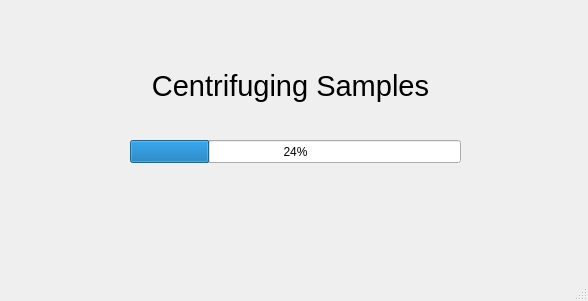
The window that frontend/ProgressWindow.ui (gbmecademic/Demo_Glove_Box) describes before a commit, drawn with Qt 5.
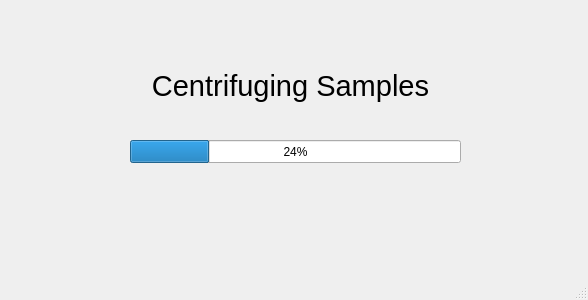
The same window after the commit.

Diff of the .ui file:
```diff
--- a/frontend/ProgressWindow.ui
+++ b/frontend/ProgressWindow.ui
@@ -7,7 +7,7 @@
     <x>0</x>
     <y>0</y>
     <width>588</width>
-    <height>301</height>
+    <height>300</height>
    </rect>
   </property>
   <property name="windowTitle">
@@ -30,9 +30,9 @@
    <widget class="QLabel" name="label">
     <property name="geometry">
      <rect>
-      <x>140</x>
+      <x>90</x>
       <y>60</y>
-      <width>301</width>
+      <width>401</width>
       <height>51</height>
      </rect>
     </property>
```
